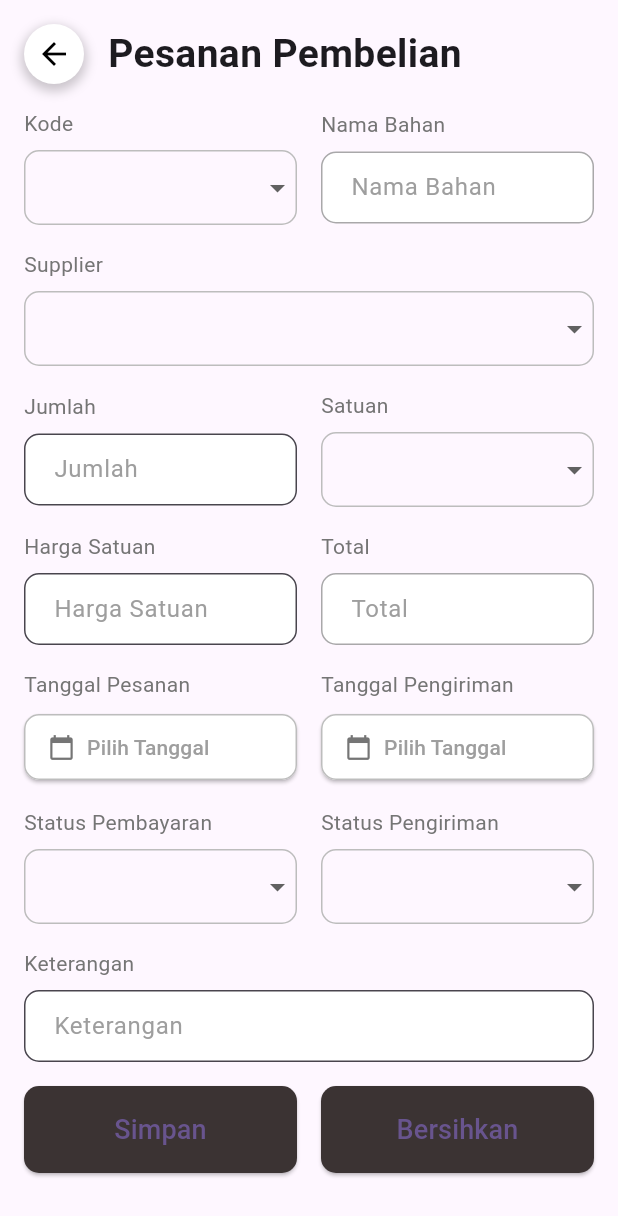
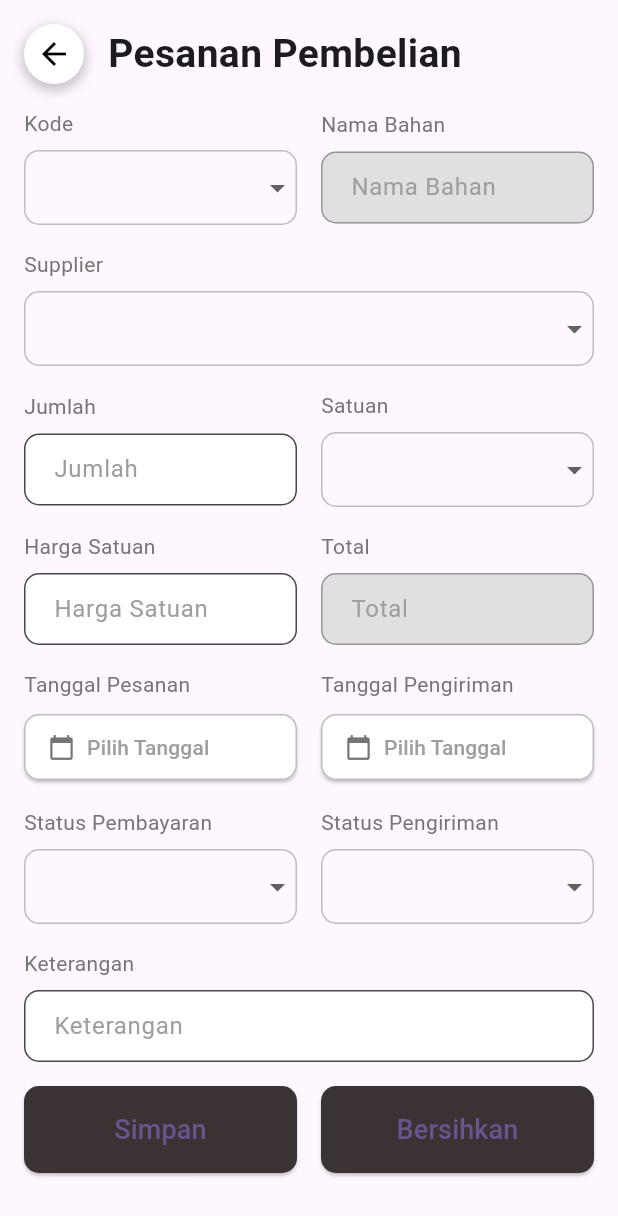
Before and after one commit to h0omanOnEarth/sistem_pencatatan_produksi_cv_bcn, a Flutter app: the FormPesananPembelianScreen screen opened directly, on a phone screen of 412 x 824 dp. Shown: the top 1216 px of the screen. Run offline on Flutter 3.47's test engine with Material 2 defaults, Android fonts, the light colour scheme and no system bars; our stand-ins replace flutter_bloc.

Commit message:
Update form_pesanan_pembelian.dart

```diff
--- a/lib/administrasi/pembelian/form_pesanan_pembelian.dart
+++ b/lib/administrasi/pembelian/form_pesanan_pembelian.dart
@@ -60,7 +60,7 @@ Future<void> _selectDate(BuildContext context, String label) async {
           decoration: InputDecoration(
             hintText: placeholder,
             filled: true,
-            fillColor: Colors.white,
+            fillColor: isEnabled ? Colors.white : Colors.grey[300], // Change background color
             border: OutlineInputBorder(
               borderRadius: BorderRadius.circular(10.0),
               borderSide: BorderSide(color: Colors.grey[400]!),
```
